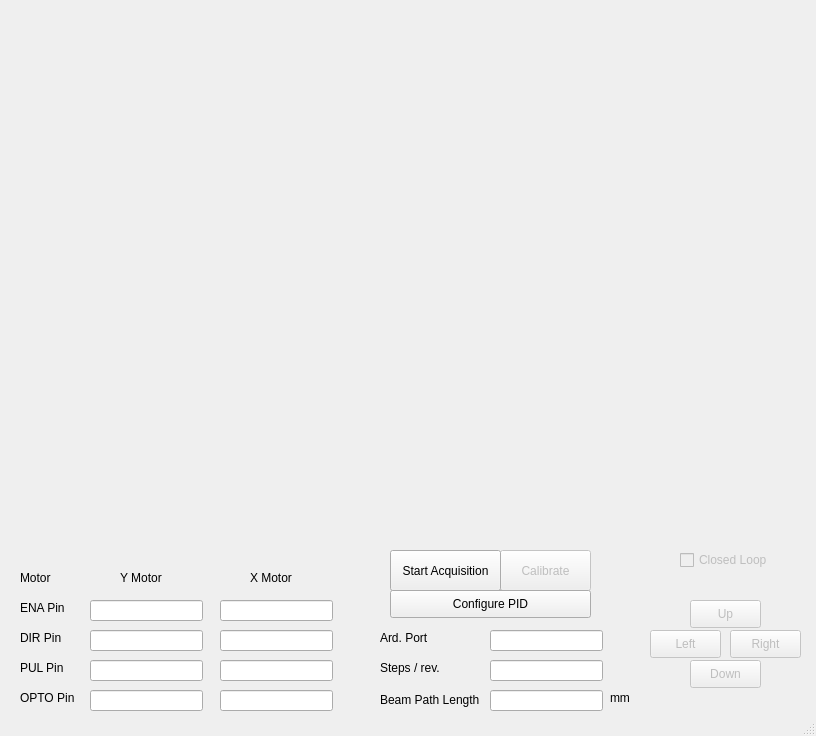
Before: the Qt Designer form src/Arduino_Control.ui in vazirilab/PyBeamProfiler, drawn with Qt 5.
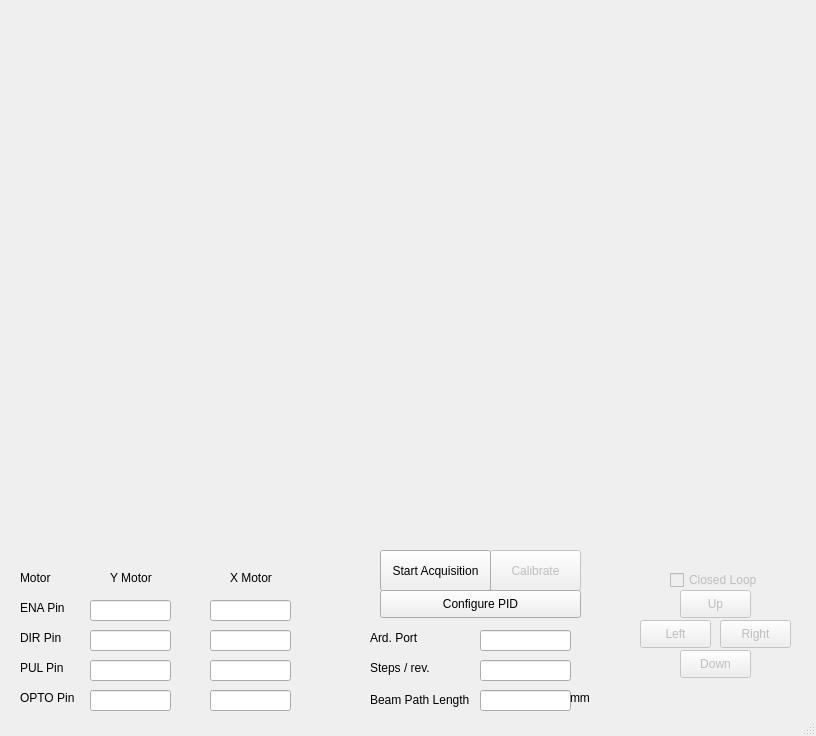
After: the same form once the commit is applied.

```diff
--- a/src/Arduino_Control.ui
+++ b/src/Arduino_Control.ui
@@ -20,8 +20,8 @@
     </property>
     <property name="geometry">
      <rect>
-      <x>690</x>
-      <y>600</y>
+      <x>680</x>
+      <y>590</y>
       <width>71</width>
       <height>28</height>
      </rect>
@@ -36,8 +36,8 @@
     </property>
     <property name="geometry">
      <rect>
-      <x>650</x>
-      <y>630</y>
+      <x>640</x>
+      <y>620</y>
       <width>71</width>
       <height>28</height>
      </rect>
@@ -52,8 +52,8 @@
     </property>
     <property name="geometry">
      <rect>
-      <x>730</x>
-      <y>630</y>
+      <x>720</x>
+      <y>620</y>
       <width>71</width>
       <height>28</height>
      </rect>
@@ -68,8 +68,8 @@
     </property>
     <property name="geometry">
      <rect>
-      <x>690</x>
-      <y>660</y>
+      <x>680</x>
+      <y>650</y>
       <width>71</width>
       <height>28</height>
      </rect>
@@ -81,9 +81,9 @@
    <widget class="QLineEdit" name="Beam_path_length">
     <property name="geometry">
      <rect>
-      <x>490</x>
+      <x>480</x>
       <y>690</y>
-      <width>113</width>
+      <width>91</width>
       <height>21</height>
      </rect>
     </property>
@@ -91,7 +91,7 @@
    <widget class="QLabel" name="label">
     <property name="geometry">
      <rect>
-      <x>380</x>
+      <x>370</x>
       <y>690</y>
       <width>111</width>
       <height>20</height>
@@ -107,8 +107,8 @@
     </property>
     <property name="geometry">
      <rect>
-      <x>680</x>
-      <y>550</y>
+      <x>670</x>
+      <y>570</y>
       <width>91</width>
       <height>20</height>
      </rect>
@@ -141,7 +141,7 @@
      <rect>
       <x>90</x>
       <y>600</y>
-      <width>113</width>
+      <width>81</width>
       <height>21</height>
      </rect>
     </property>
@@ -151,7 +151,7 @@
      <rect>
       <x>90</x>
       <y>630</y>
-      <width>113</width>
+      <width>81</width>
       <height>21</height>
      </rect>
     </property>
@@ -161,7 +161,7 @@
      <rect>
       <x>90</x>
       <y>660</y>
-      <width>113</width>
+      <width>81</width>
       <height>21</height>
      </rect>
     </property>
@@ -171,7 +171,7 @@
      <rect>
       <x>90</x>
       <y>690</y>
-      <width>113</width>
+      <width>81</width>
       <height>21</height>
      </rect>
     </property>
@@ -179,9 +179,9 @@
    <widget class="QLineEdit" name="OPTO_Pin_X">
     <property name="geometry">
      <rect>
-      <x>220</x>
+      <x>210</x>
       <y>690</y>
-      <width>113</width>
+      <width>81</width>
       <height>21</height>
      </rect>
     </property>
@@ -189,9 +189,9 @@
    <widget class="QLineEdit" name="ENA_Pin_X">
     <property name="geometry">
      <rect>
-      <x>220</x>
+      <x>210</x>
       <y>600</y>
-      <width>113</width>
+      <width>81</width>
       <height>21</height>
      </rect>
     </property>
@@ -199,9 +199,9 @@
    <widget class="QLineEdit" name="PUL_Pin_X">
     <property name="geometry">
      <rect>
-      <x>220</x>
+      <x>210</x>
       <y>660</y>
-      <width>113</width>
+      <width>81</width>
       <height>21</height>
      </rect>
     </property>
@@ -209,9 +209,9 @@
    <widget class="QLineEdit" name="DIR_Pin_X">
     <property name="geometry">
      <rect>
-      <x>220</x>
+      <x>210</x>
       <y>630</y>
-      <width>113</width>
+      <width>81</width>
       <height>21</height>
      </rect>
     </property>
@@ -219,7 +219,7 @@
    <widget class="QLabel" name="label_2">
     <property name="geometry">
      <rect>
-      <x>120</x>
+      <x>110</x>
       <y>570</y>
       <width>56</width>
       <height>16</height>
@@ -232,7 +232,7 @@
    <widget class="QLabel" name="label_3">
     <property name="geometry">
      <rect>
-      <x>250</x>
+      <x>230</x>
       <y>570</y>
       <width>56</width>
       <height>16</height>
@@ -313,7 +313,7 @@
     </property>
     <property name="geometry">
      <rect>
-      <x>500</x>
+      <x>490</x>
       <y>550</y>
       <width>91</width>
       <height>41</height>
@@ -326,7 +326,7 @@
    <widget class="QLabel" name="label_9">
     <property name="geometry">
      <rect>
-      <x>380</x>
+      <x>370</x>
       <y>630</y>
       <width>81</width>
       <height>16</height>
@@ -339,9 +339,9 @@
    <widget class="QLineEdit" name="ARD_Port">
     <property name="geometry">
      <rect>
-      <x>490</x>
+      <x>480</x>
       <y>630</y>
-      <width>113</width>
+      <width>91</width>
       <height>21</height>
      </rect>
     </property>
@@ -349,7 +349,7 @@
    <widget class="QLabel" name="label_10">
     <property name="geometry">
      <rect>
-      <x>380</x>
+      <x>370</x>
       <y>660</y>
       <width>81</width>
       <height>16</height>
@@ -362,9 +362,9 @@
    <widget class="QLineEdit" name="StepsPerRev">
     <property name="geometry">
      <rect>
-      <x>490</x>
+      <x>480</x>
       <y>660</y>
-      <width>113</width>
+      <width>91</width>
       <height>21</height>
      </rect>
     </property>
@@ -375,7 +375,7 @@
    <widget class="QPushButton" name="start_acquisition_ard">
     <property name="geometry">
      <rect>
-      <x>390</x>
+      <x>380</x>
       <y>550</y>
       <width>111</width>
       <height>41</height>
@@ -388,7 +388,7 @@
    <widget class="QPushButton" name="Open_tunning">
     <property name="geometry">
      <rect>
-      <x>390</x>
+      <x>380</x>
       <y>590</y>
       <width>201</width>
       <height>28</height>
@@ -401,9 +401,9 @@
    <widget class="QLabel" name="label_11">
     <property name="geometry">
      <rect>
-      <x>610</x>
+      <x>570</x>
       <y>690</y>
-      <width>56</width>
+      <width>31</width>
       <height>16</height>
      </rect>
     </property>
```
